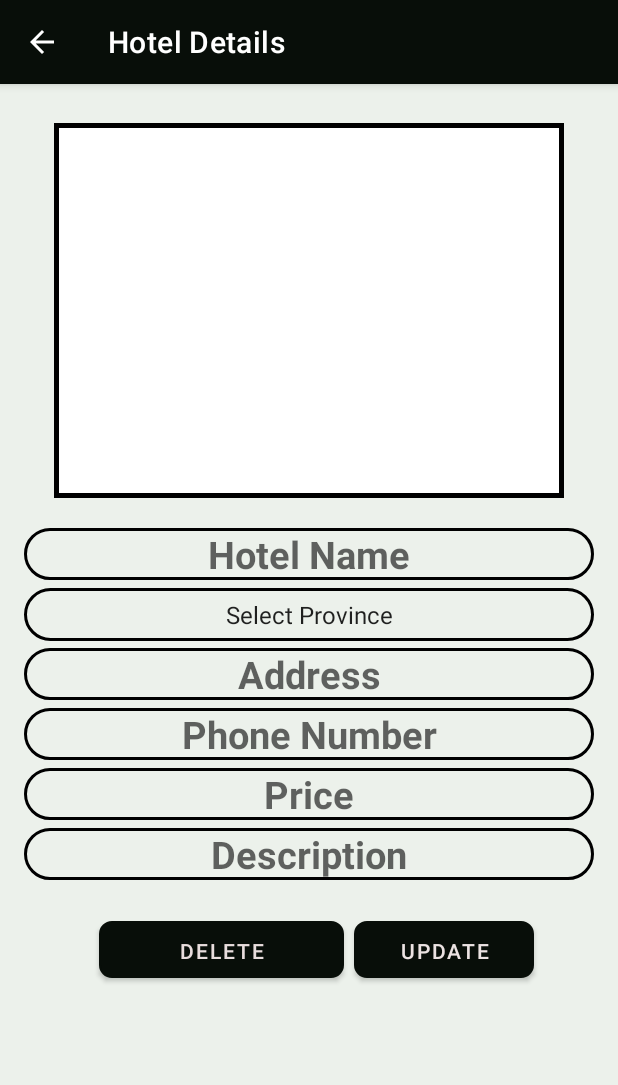
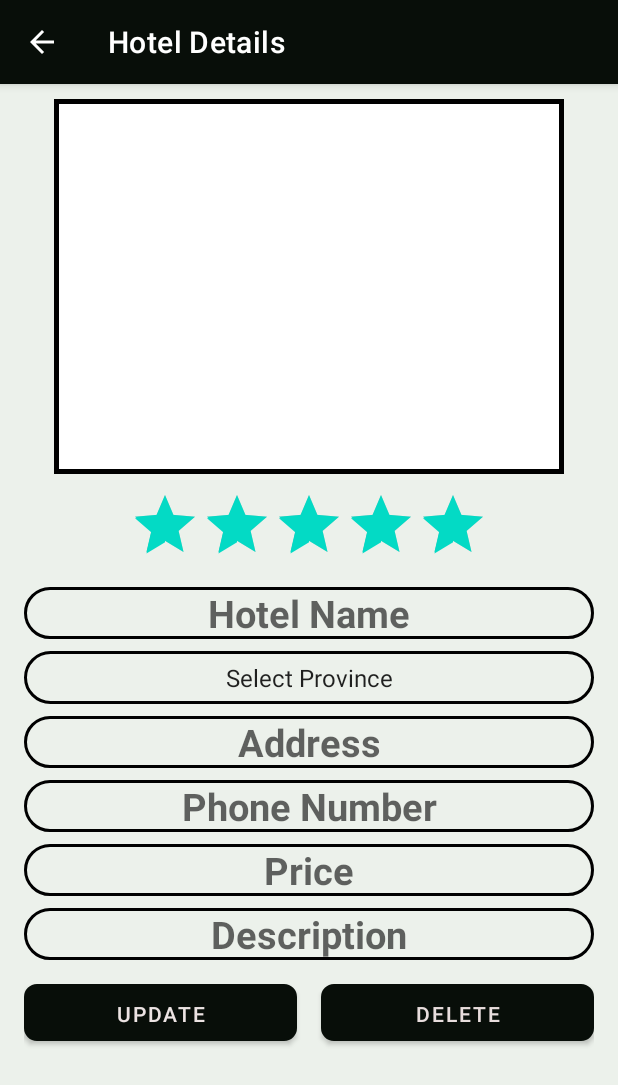
Before and after one commit to pasandi1998/tour_guide, an Android app: the HotelDetailViewActivity screen opened directly, with no data from a screen before it, on a phone screen of 412 x 824 dp. Shown: the top 1085 px of the screen. Run offline under Robolectric (Android 15) with nearby library versions, the phone set to English and light mode, and no system bars; our stand-ins replace Firebase (no records; nobody signed in at launch, a user with empty details on screens opened directly), Picasso.

Commit message:
Hotel Rating implement

```diff
--- a/app/src/main/AndroidManifest.xml
+++ b/app/src/main/AndroidManifest.xml
@@ -19,10 +19,10 @@
                 <category android:name="android.intent.category.LAUNCHER" />
             </intent-filter>
         </activity>
-        <activity android:name=".Shehani.Customer_view_place_item" >
+        <activity android:name=".Shehani.RatingActivity">
 
         </activity>
-        <activity android:name=".Shehani.HotelDetailViewActivity" >
+        <activity android:name=".Shehani.HotelDetailViewActivity">
 
         </activity>
         <activity android:name=".Shehani.AddHotelActivity">
--- a/app/src/main/java/com/example/wikings/Shehani/HotelDetailViewActivity.java
+++ b/app/src/main/java/com/example/wikings/Shehani/HotelDetailViewActivity.java
@@ -1,12 +1,16 @@
 package com.example.wikings.Shehani;
 
+import android.annotation.SuppressLint;
 import android.content.DialogInterface;
+import android.content.Intent;
 import android.os.Bundle;
 import android.util.Log;
+import android.view.MotionEvent;
 import android.view.View;
 import android.widget.Button;
 import android.widget.EditText;
 import android.widget.ImageView;
+import android.widget.RatingBar;
 import android.widget.Spinner;
 import android.widget.Toast;
 
@@ -35,9 +39,10 @@ public class HotelDetailViewActivity extends AppCompatActivity {
     Button delete_btn, update;
     private String Name, description, Address, Province, Phone, Price, plantImgUrl;
 
-    DatabaseReference databaseReference, dataReference;
+    DatabaseReference databaseReference, dataReference, ratingDatabaseReference;
     StorageReference storageReference;
 
+    @SuppressLint("ClickableViewAccessibility")
     @Override
     protected void onCreate(Bundle savedInstanceState) {
         super.onCreate(savedInstanceState);
@@ -48,6 +53,8 @@ public class HotelDetailViewActivity extends AppCompatActivity {
 
         setTitle("Hotel Details");
 
+        String hotelKey = getIntent().getStringExtra("hotelKey");
+
         imageView = findViewById(R.id.img_hotel);
         pl_name = findViewById(R.id.text_hotel_name);
         pl_type = findViewById(R.id.province);
@@ -57,11 +64,11 @@ public class HotelDetailViewActivity extends AppCompatActivity {
         pl_description = findViewById(R.id.description);
         delete_btn = findViewById(R.id.btn_delete);
         update = findViewById(R.id.btn_update);
+        RatingBar ratingBar = findViewById(R.id.ratingBar);
 
         databaseReference = FirebaseDatabase.getInstance().getReference().child("Hotels");
+        ratingDatabaseReference = FirebaseDatabase.getInstance().getReference().child("Ratings").child(hotelKey);
 
-
-        String hotelKey = getIntent().getStringExtra("hotelKey");
         dataReference = FirebaseDatabase.getInstance().getReference().child("Hotels").child(hotelKey);
         storageReference = FirebaseStorage.getInstance().getReference().child("HotelImages").child(hotelKey + ".jpg");
 
@@ -102,11 +109,48 @@ public class HotelDetailViewActivity extends AppCompatActivity {
                 update();
             }
         });
+
         delete_btn.setOnClickListener(new View.OnClickListener() {
             @Override
             public void onClick(View v) {
                 AlertDialog diaBox = AskDeleteOption();
                 diaBox.show();
+            }
+        });
+
+        ratingBar.setOnTouchListener(new View.OnTouchListener() {
+            @Override
+            public boolean onTouch(View v, MotionEvent event) {
+                if (event.getAction() == MotionEvent.ACTION_UP) {
+                    Intent intent = new Intent(HotelDetailViewActivity.this, RatingActivity.class);
+                    intent.putExtra("hotelKey", hotelKey);
+                    startActivity(intent);
+                }
+                return true;
+            }
+        });
+
+        ratingDatabaseReference.addValueEventListener(new ValueEventListener() {
+            @Override
+            public void onDataChange(@NonNull DataSnapshot snapshot) {
+                int ratingCount = 0;
+                float totalStars = 0;
+                for (DataSnapshot dSnapshot : snapshot.getChildren()) {
+                    Float startCount = dSnapshot.child("startCount").getValue(Float.class);
+                    ratingCount++;
+                    totalStars = totalStars + startCount;
+                }
+
+
+                if(ratingCount == 0){
+                    ratingBar.setRating(5);
+                }else{
+                    ratingBar.setRating(totalStars / ratingCount);
+                }
+            }
+
+            @Override
+            public void onCancelled(@NonNull DatabaseError error) {
 
             }
         });
--- a/app/src/main/res/layout/activity_hotel_view.xml
+++ b/app/src/main/res/layout/activity_hotel_view.xml
@@ -8,10 +8,12 @@
     android:fillViewport="true"
     tools:context=".Shehani.HotelDetailViewActivity">
 
-    <RelativeLayout
+    <LinearLayout
         android:layout_width="match_parent"
         android:layout_height="wrap_content"
-        android:layout_margin="16dp">
+        android:layout_marginLeft="16dp"
+        android:layout_marginRight="16dp"
+        android:orientation="vertical">
 
         <ImageView
             android:id="@+id/img_hotel"
@@ -20,15 +22,23 @@
             android:layout_marginStart="20dp"
             android:layout_marginTop="10dp"
             android:layout_marginEnd="20dp"
-            android:layout_marginBottom="20dp"
+            android:layout_marginBottom="10dp"
             android:background="@drawable/edit_back_border"
             android:scaleType="centerCrop" />
+
+        <RatingBar
+            android:id="@+id/ratingBar"
+            android:layout_width="wrap_content"
+            android:layout_height="wrap_content"
+            android:layout_gravity="center"
+            android:isIndicator="true"
+            android:numStars="5" />
 
         <EditText
             android:id="@+id/text_hotel_name"
             android:layout_width="match_parent"
             android:layout_height="wrap_content"
-            android:layout_marginTop="280dp"
+            android:layout_marginTop="8dp"
             android:background="@drawable/input_plant_search"
             android:gravity="center"
             android:hint="Hotel Name"
@@ -43,7 +53,7 @@
             style="@style/SpinnerTextViewItem"
             android:layout_width="match_parent"
             android:layout_height="35dp"
-            android:layout_marginTop="320dp"
+            android:layout_marginTop="8dp"
             android:background="@drawable/input_plant_search"
             android:entries="@array/province_list"
             android:gravity="center"
@@ -57,7 +67,7 @@
             android:id="@+id/address"
             android:layout_width="match_parent"
             android:layout_height="wrap_content"
-            android:layout_marginTop="360dp"
+            android:layout_marginTop="8dp"
             android:background="@drawable/input_plant_search"
             android:gravity="center"
             android:hint="Address"
@@ -71,7 +81,7 @@
             android:id="@+id/phone"
             android:layout_width="match_parent"
             android:layout_height="wrap_content"
-            android:layout_marginTop="400dp"
+            android:layout_marginTop="8dp"
             android:background="@drawable/input_plant_search"
             android:gravity="center"
             android:hint="Phone Number"
@@ -86,7 +96,7 @@
             android:id="@+id/price"
             android:layout_width="match_parent"
             android:layout_height="wrap_content"
-            android:layout_marginTop="440dp"
+            android:layout_marginTop="8dp"
             android:background="@drawable/input_plant_search"
             android:gravity="center"
             android:hint="Price"
@@ -103,7 +113,7 @@
             android:layout_height="wrap_content"
             android:layout_alignParentStart="true"
             android:layout_marginStart="0dp"
-            android:layout_marginTop="480dp"
+            android:layout_marginTop="8dp"
             android:background="@drawable/input_plant_search"
             android:gravity="center"
             android:hint="Description"
@@ -113,38 +123,38 @@
 
         </EditText>
 
+        <LinearLayout
+            android:layout_width="match_parent"
+            android:layout_height="match_parent"
+            android:layout_marginTop="16dp"
+            android:orientation="horizontal"
+            android:weightSum="2">
+
+            <Button
+                android:id="@+id/btn_update"
+                android:layout_width="match_parent"
+                android:layout_height="38dp"
+                android:layout_marginRight="8dp"
+                android:layout_weight="1"
+                android:background="@drawable/button_style"
+                android:text="Update"
+                android:textColor="#ECE3E3"
+                android:textColorHint="#656060"
+                app:strokeColor="#FBFFFB" />
+
             <Button
                 android:id="@+id/btn_delete"
-            android:layout_width="163dp"
+                android:layout_width="match_parent"
                 android:layout_height="38dp"
-            android:layout_below="@+id/description"
-            android:layout_alignParentStart="true"
-            android:layout_marginStart="50dp"
-            android:layout_marginLeft="50dp"
-            android:layout_marginTop="27dp"
-            android:layout_marginRight="40dp"
-            android:layout_marginBottom="15dp"
+                android:layout_marginLeft="8dp"
+                android:layout_weight="1"
                 android:background="@drawable/button_style"
                 android:text="Delete"
                 android:textColor="#E8DDDD"
                 android:textColorHint="#736D6D"
                 app:rippleColor="#615C5C"
                 app:strokeColor="#FBFFFB" />
+        </LinearLayout>
 
-        <Button
-            android:id="@+id/btn_update"
-            android:layout_width="163dp"
-            android:layout_height="38dp"
-            android:layout_below="@+id/description"
-            android:layout_marginLeft="220dp"
-            android:layout_marginTop="27dp"
-            android:layout_marginRight="40dp"
-            android:layout_marginBottom="15dp"
-            android:background="@drawable/button_style"
-            android:text="Update"
-            android:textColor="#ECE3E3"
-            android:textColorHint="#656060"
-            app:strokeColor="#FBFFFB" />
-
-    </RelativeLayout>
+    </LinearLayout>
 </ScrollView>
--- a/app/src/main/res/values/colors.xml
+++ b/app/src/main/res/values/colors.xml
@@ -9,4 +9,6 @@
     <color name="white">#FFFFFFFF</color>
     <color name="text_shadow">#000000</color>
     <color name="black_200">#7f000000</color>
+    <color name="duskYellow">#FFDF00</color>
+    <color name="lightGrey">#575757</color>
 </resources>
--- a/build.gradle
+++ b/build.gradle
@@ -8,7 +8,7 @@ buildscript {
 
     }
     dependencies {
-        classpath "com.android.tools.build:gradle:4.0.1"
+        classpath "com.android.tools.build:gradle:4.1.3"
         classpath 'com.google.gms:google-services:4.3.10'
 
         // NOTE: Do not place your application dependencies here; they belong
```
Lines whose indentation alone changed are shown as unchanged.
